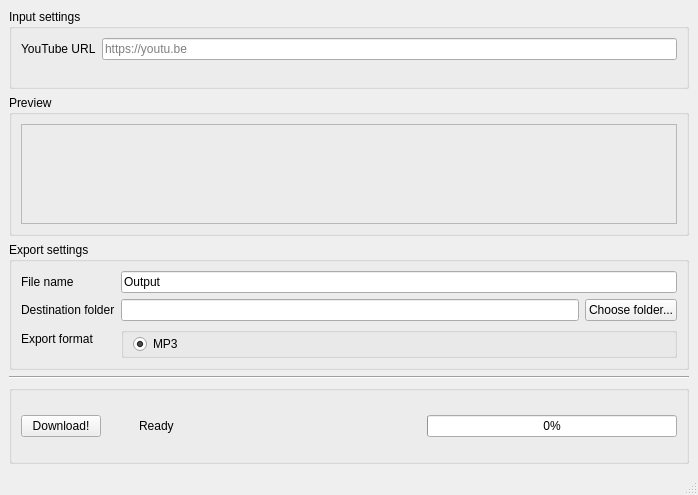
First picture: the form in views/main.ui, repository timotheegath/youtube-dl-interface, before the edit.
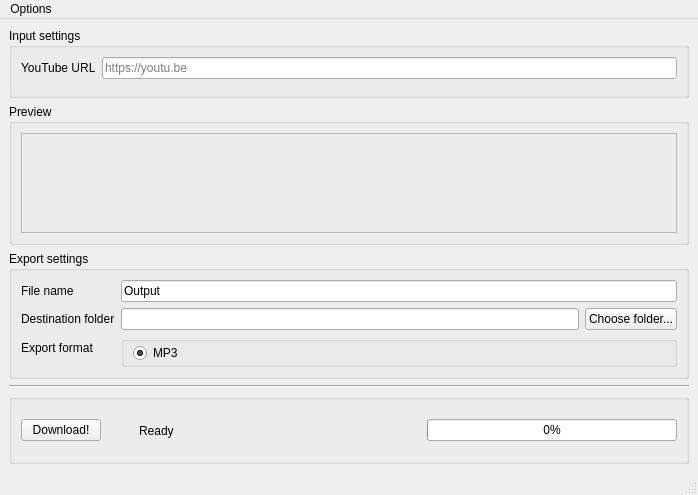
Second picture: the form after the edit.

```diff
--- a/views/main.ui
+++ b/views/main.ui
@@ -243,6 +243,13 @@
      <height>22</height>
     </rect>
    </property>
+   <widget class="QMenu" name="menuOptions">
+    <property name="title">
+     <string>Options</string>
+    </property>
+    <addaction name="actionFFMPEG_Path"/>
+   </widget>
+   <addaction name="menuOptions"/>
   </widget>
   <widget class="QStatusBar" name="statusbar"/>
  </widget>
```
Left out of the diff: 5 changed lines with no effect on the pictures.
